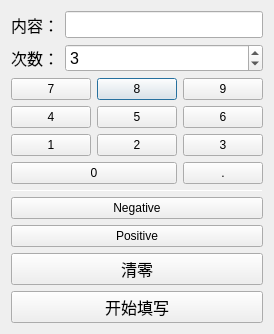
Qt form pyqt5_test/pyqt_nickel_5.ui (chen-huai/work) before a commit.
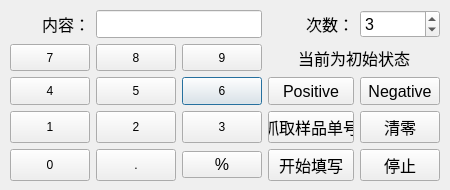
The same form after that commit.

What changed in the file:
```diff
--- a/pyqt5_test/pyqt_nickel_5.ui
+++ b/pyqt5_test/pyqt_nickel_5.ui
@@ -6,8 +6,8 @@
    <rect>
     <x>0</x>
     <y>0</y>
-    <width>265</width>
-    <height>334</height>
+    <width>450</width>
+    <height>190</height>
    </rect>
   </property>
   <property name="sizePolicy">
@@ -19,137 +19,17 @@
   <property name="windowTitle">
    <string>Nickel</string>
   </property>
-  <layout class="QGridLayout" name="gridLayout_2">
-   <item row="0" column="0">
-    <layout class="QVBoxLayout" name="verticalLayout">
-     <item>
-      <layout class="QFormLayout" name="formLayout">
-       <item row="0" column="0">
-        <widget class="QLabel" name="label">
-         <property name="sizePolicy">
-          <sizepolicy hsizetype="Expanding" vsizetype="Expanding">
-           <horstretch>0</horstretch>
-           <verstretch>0</verstretch>
-          </sizepolicy>
-         </property>
-         <property name="font">
-          <font>
-           <pointsize>12</pointsize>
-          </font>
-         </property>
-         <property name="text">
-          <string>内容：</string>
-         </property>
-        </widget>
-       </item>
-       <item row="1" column="0">
-        <widget class="QLabel" name="label_2">
-         <property name="sizePolicy">
-          <sizepolicy hsizetype="Expanding" vsizetype="Expanding">
-           <horstretch>0</horstretch>
-           <verstretch>0</verstretch>
-          </sizepolicy>
-         </property>
-         <property name="font">
-          <font>
-           <pointsize>12</pointsize>
-          </font>
-         </property>
-         <property name="text">
-          <string>次数：</string>
-         </property>
-        </widget>
-       </item>
-       <item row="0" column="1">
-        <widget class="QLineEdit" name="lineEdit">
-         <property name="sizePolicy">
-          <sizepolicy hsizetype="Expanding" vsizetype="Expanding">
-           <horstretch>0</horstretch>
-           <verstretch>0</verstretch>
-          </sizepolicy>
-         </property>
-         <property name="font">
-          <font>
-           <pointsize>12</pointsize>
-          </font>
-         </property>
-        </widget>
-       </item>
-       <item row="1" column="1">
-        <widget class="QSpinBox" name="spinBox">
-         <property name="sizePolicy">
-          <sizepolicy hsizetype="Expanding" vsizetype="Expanding">
-           <horstretch>0</horstretch>
-           <verstretch>0</verstretch>
-          </sizepolicy>
-         </property>
-         <property name="font">
-          <font>
-           <pointsize>12</pointsize>
-          </font>
-         </property>
-         <property name="value">
-          <number>3</number>
-         </property>
-        </widget>
-       </item>
-      </layout>
-     </item>
-     <item>
+  <widget class="QWidget" name="">
+   <property name="geometry">
+    <rect>
+     <x>10</x>
+     <y>10</y>
+     <width>430</width>
+     <height>171</height>
+    </rect>
+   </property>
       <layout class="QGridLayout" name="gridLayout">
-       <item row="0" column="1">
-        <widget class="QPushButton" name="pushButton_3">
-         <property name="sizePolicy">
-          <sizepolicy hsizetype="Expanding" vsizetype="Expanding">
-           <horstretch>0</horstretch>
-           <verstretch>0</verstretch>
-          </sizepolicy>
-         </property>
-         <property name="text">
-          <string>8</string>
-         </property>
-        </widget>
-       </item>
-       <item row="1" column="1">
-        <widget class="QPushButton" name="pushButton_6">
-         <property name="sizePolicy">
-          <sizepolicy hsizetype="Expanding" vsizetype="Expanding">
-           <horstretch>0</horstretch>
-           <verstretch>0</verstretch>
-          </sizepolicy>
-         </property>
-         <property name="text">
-          <string>5</string>
-         </property>
-        </widget>
-       </item>
-       <item row="1" column="0">
-        <widget class="QPushButton" name="pushButton_5">
-         <property name="sizePolicy">
-          <sizepolicy hsizetype="Expanding" vsizetype="Expanding">
-           <horstretch>0</horstretch>
-           <verstretch>0</verstretch>
-          </sizepolicy>
-         </property>
-         <property name="text">
-          <string>4</string>
-         </property>
-        </widget>
-       </item>
-       <item row="3" column="2">
-        <widget class="QPushButton" name="pushButton_12">
-         <property name="sizePolicy">
-          <sizepolicy hsizetype="Expanding" vsizetype="Expanding">
-           <horstretch>0</horstretch>
-           <verstretch>0</verstretch>
-          </sizepolicy>
-         </property>
-         <property name="text">
-          <string>.</string>
-         </property>
-        </widget>
-       </item>
-       <item row="1" column="2">
+    <item row="2" column="2">
         <widget class="QPushButton" name="pushButton_7">
          <property name="sizePolicy">
           <sizepolicy hsizetype="Expanding" vsizetype="Expanding">
@@ -162,8 +42,8 @@
          </property>
         </widget>
        </item>
-       <item row="0" column="0">
-        <widget class="QPushButton" name="pushButton_2">
+    <item row="1" column="1">
+     <widget class="QPushButton" name="pushButton_3">
          <property name="sizePolicy">
           <sizepolicy hsizetype="Expanding" vsizetype="Expanding">
            <horstretch>0</horstretch>
@@ -171,24 +51,11 @@
           </sizepolicy>
          </property>
          <property name="text">
-          <string>7</string>
+       <string>8</string>
          </property>
         </widget>
        </item>
-       <item row="2" column="2">
-        <widget class="QPushButton" name="pushButton_10">
-         <property name="sizePolicy">
-          <sizepolicy hsizetype="Expanding" vsizetype="Expanding">
-           <horstretch>0</horstretch>
-           <verstretch>0</verstretch>
-          </sizepolicy>
-         </property>
-         <property name="text">
-          <string>3</string>
-         </property>
-        </widget>
-       </item>
-       <item row="3" column="0" colspan="2">
+    <item row="4" column="0">
         <widget class="QPushButton" name="pushButton_11">
          <property name="sizePolicy">
           <sizepolicy hsizetype="Expanding" vsizetype="Expanding">
@@ -201,20 +68,7 @@
          </property>
         </widget>
        </item>
-       <item row="0" column="2">
-        <widget class="QPushButton" name="pushButton_4">
-         <property name="sizePolicy">
-          <sizepolicy hsizetype="Expanding" vsizetype="Expanding">
-           <horstretch>0</horstretch>
-           <verstretch>0</verstretch>
-          </sizepolicy>
-         </property>
-         <property name="text">
-          <string>9</string>
-         </property>
-        </widget>
-       </item>
-       <item row="2" column="1">
+    <item row="3" column="1">
         <widget class="QPushButton" name="pushButton_9">
          <property name="sizePolicy">
           <sizepolicy hsizetype="Expanding" vsizetype="Expanding">
@@ -227,7 +81,71 @@
          </property>
         </widget>
        </item>
+    <item row="4" column="2">
+     <widget class="QPushButton" name="pushButton_16">
+      <property name="font">
+       <font>
+        <pointsize>12</pointsize>
+       </font>
+      </property>
+      <property name="text">
+       <string>%</string>
+      </property>
+     </widget>
+    </item>
+    <item row="1" column="2">
+     <widget class="QPushButton" name="pushButton_4">
+      <property name="sizePolicy">
+       <sizepolicy hsizetype="Expanding" vsizetype="Expanding">
+        <horstretch>0</horstretch>
+        <verstretch>0</verstretch>
+       </sizepolicy>
+      </property>
+      <property name="text">
+       <string>9</string>
+      </property>
+     </widget>
+    </item>
+    <item row="1" column="0">
+     <widget class="QPushButton" name="pushButton_2">
+      <property name="sizePolicy">
+       <sizepolicy hsizetype="Expanding" vsizetype="Expanding">
+        <horstretch>0</horstretch>
+        <verstretch>0</verstretch>
+       </sizepolicy>
+      </property>
+      <property name="text">
+       <string>7</string>
+      </property>
+     </widget>
+    </item>
        <item row="2" column="0">
+     <widget class="QPushButton" name="pushButton_5">
+      <property name="sizePolicy">
+       <sizepolicy hsizetype="Expanding" vsizetype="Expanding">
+        <horstretch>0</horstretch>
+        <verstretch>0</verstretch>
+       </sizepolicy>
+      </property>
+      <property name="text">
+       <string>4</string>
+      </property>
+     </widget>
+    </item>
+    <item row="2" column="1">
+     <widget class="QPushButton" name="pushButton_6">
+      <property name="sizePolicy">
+       <sizepolicy hsizetype="Expanding" vsizetype="Expanding">
+        <horstretch>0</horstretch>
+        <verstretch>0</verstretch>
+       </sizepolicy>
+      </property>
+      <property name="text">
+       <string>5</string>
+      </property>
+     </widget>
+    </item>
+    <item row="3" column="0">
         <widget class="QPushButton" name="pushButton_8">
          <property name="sizePolicy">
           <sizepolicy hsizetype="Expanding" vsizetype="Expanding">
@@ -240,22 +158,126 @@
          </property>
         </widget>
        </item>
-      </layout>
-     </item>
-     <item>
-      <widget class="Line" name="line">
+    <item row="4" column="1">
+     <widget class="QPushButton" name="pushButton_12">
+      <property name="sizePolicy">
+       <sizepolicy hsizetype="Expanding" vsizetype="Expanding">
+        <horstretch>0</horstretch>
+        <verstretch>0</verstretch>
+       </sizepolicy>
+      </property>
+      <property name="text">
+       <string>.</string>
+      </property>
+     </widget>
+    </item>
+    <item row="3" column="2">
+     <widget class="QPushButton" name="pushButton_10">
        <property name="sizePolicy">
-        <sizepolicy hsizetype="Minimum" vsizetype="Expanding">
+       <sizepolicy hsizetype="Expanding" vsizetype="Expanding">
          <horstretch>0</horstretch>
          <verstretch>0</verstretch>
         </sizepolicy>
        </property>
-       <property name="orientation">
-        <enum>Qt::Horizontal</enum>
+      <property name="text">
+       <string>3</string>
        </property>
       </widget>
      </item>
-     <item>
+    <item row="0" column="0">
+     <widget class="QLabel" name="label">
+      <property name="sizePolicy">
+       <sizepolicy hsizetype="Expanding" vsizetype="Expanding">
+        <horstretch>0</horstretch>
+        <verstretch>0</verstretch>
+       </sizepolicy>
+      </property>
+      <property name="font">
+       <font>
+        <pointsize>12</pointsize>
+       </font>
+      </property>
+      <property name="text">
+       <string>内容：</string>
+      </property>
+      <property name="alignment">
+       <set>Qt::AlignRight|Qt::AlignTrailing|Qt::AlignVCenter</set>
+      </property>
+     </widget>
+    </item>
+    <item row="0" column="1" colspan="2">
+     <widget class="QLineEdit" name="lineEdit">
+      <property name="sizePolicy">
+       <sizepolicy hsizetype="Expanding" vsizetype="Expanding">
+        <horstretch>0</horstretch>
+        <verstretch>0</verstretch>
+       </sizepolicy>
+      </property>
+      <property name="font">
+       <font>
+        <pointsize>12</pointsize>
+       </font>
+      </property>
+     </widget>
+    </item>
+    <item row="0" column="3">
+     <widget class="QLabel" name="label_2">
+      <property name="sizePolicy">
+       <sizepolicy hsizetype="Expanding" vsizetype="Expanding">
+        <horstretch>0</horstretch>
+        <verstretch>0</verstretch>
+       </sizepolicy>
+      </property>
+      <property name="font">
+       <font>
+        <pointsize>12</pointsize>
+       </font>
+      </property>
+      <property name="text">
+       <string>次数：</string>
+      </property>
+      <property name="alignment">
+       <set>Qt::AlignRight|Qt::AlignTrailing|Qt::AlignVCenter</set>
+      </property>
+     </widget>
+    </item>
+    <item row="0" column="4">
+     <widget class="QSpinBox" name="spinBox">
+      <property name="sizePolicy">
+       <sizepolicy hsizetype="Expanding" vsizetype="Expanding">
+        <horstretch>0</horstretch>
+        <verstretch>0</verstretch>
+       </sizepolicy>
+      </property>
+      <property name="font">
+       <font>
+        <pointsize>12</pointsize>
+       </font>
+      </property>
+      <property name="value">
+       <number>3</number>
+      </property>
+     </widget>
+    </item>
+    <item row="4" column="3">
+     <widget class="QPushButton" name="pushButton">
+      <property name="sizePolicy">
+       <sizepolicy hsizetype="Expanding" vsizetype="Expanding">
+        <horstretch>0</horstretch>
+        <verstretch>0</verstretch>
+       </sizepolicy>
+      </property>
+      <property name="font">
+       <font>
+        <pointsize>12</pointsize>
+       </font>
+      </property>
+      <property name="text">
+       <string>开始填写</string>
+      </property>
+     </widget>
+    </item>
+    <item row="2" column="4">
       <widget class="QPushButton" name="pushButton_13">
        <property name="sizePolicy">
         <sizepolicy hsizetype="Expanding" vsizetype="Expanding">
@@ -263,12 +285,44 @@
          <verstretch>0</verstretch>
         </sizepolicy>
        </property>
+      <property name="font">
+       <font>
+        <pointsize>12</pointsize>
+       </font>
+      </property>
        <property name="text">
         <string>Negative</string>
        </property>
       </widget>
      </item>
-     <item>
+    <item row="4" column="4">
+     <widget class="QPushButton" name="pushButton_18">
+      <property name="font">
+       <font>
+        <pointsize>12</pointsize>
+       </font>
+      </property>
+      <property name="text">
+       <string>停止</string>
+      </property>
+     </widget>
+    </item>
+    <item row="1" column="3" colspan="2">
+     <widget class="QLabel" name="label_3">
+      <property name="font">
+       <font>
+        <pointsize>12</pointsize>
+       </font>
+      </property>
+      <property name="text">
+       <string>当前为初始状态</string>
+      </property>
+      <property name="alignment">
+       <set>Qt::AlignCenter</set>
+      </property>
+     </widget>
+    </item>
+    <item row="2" column="3">
       <widget class="QPushButton" name="pushButton_14">
        <property name="sizePolicy">
         <sizepolicy hsizetype="Expanding" vsizetype="Expanding">
@@ -276,12 +330,17 @@
          <verstretch>0</verstretch>
         </sizepolicy>
        </property>
+      <property name="font">
+       <font>
+        <pointsize>12</pointsize>
+       </font>
+      </property>
        <property name="text">
         <string>Positive</string>
        </property>
       </widget>
      </item>
-     <item>
+    <item row="3" column="4">
       <widget class="QPushButton" name="pushButton_15">
        <property name="sizePolicy">
         <sizepolicy hsizetype="Expanding" vsizetype="Expanding">
@@ -299,27 +358,20 @@
        </property>
       </widget>
      </item>
-     <item>
-      <widget class="QPushButton" name="pushButton">
-       <property name="sizePolicy">
-        <sizepolicy hsizetype="Expanding" vsizetype="Expanding">
-         <horstretch>0</horstretch>
-         <verstretch>0</verstretch>
-        </sizepolicy>
-       </property>
+    <item row="3" column="3">
+     <widget class="QPushButton" name="pushButton_17">
        <property name="font">
         <font>
          <pointsize>12</pointsize>
         </font>
        </property>
        <property name="text">
-        <string>开始填写</string>
+       <string>抓取样品单号</string>
        </property>
       </widget>
      </item>
     </layout>
-   </item>
-  </layout>
+  </widget>
  </widget>
  <resources/>
  <connections/>
```
Left out of the diff: 2 changed lines with no effect on the pictures. Lines whose indentation alone changed are shown as unchanged.
